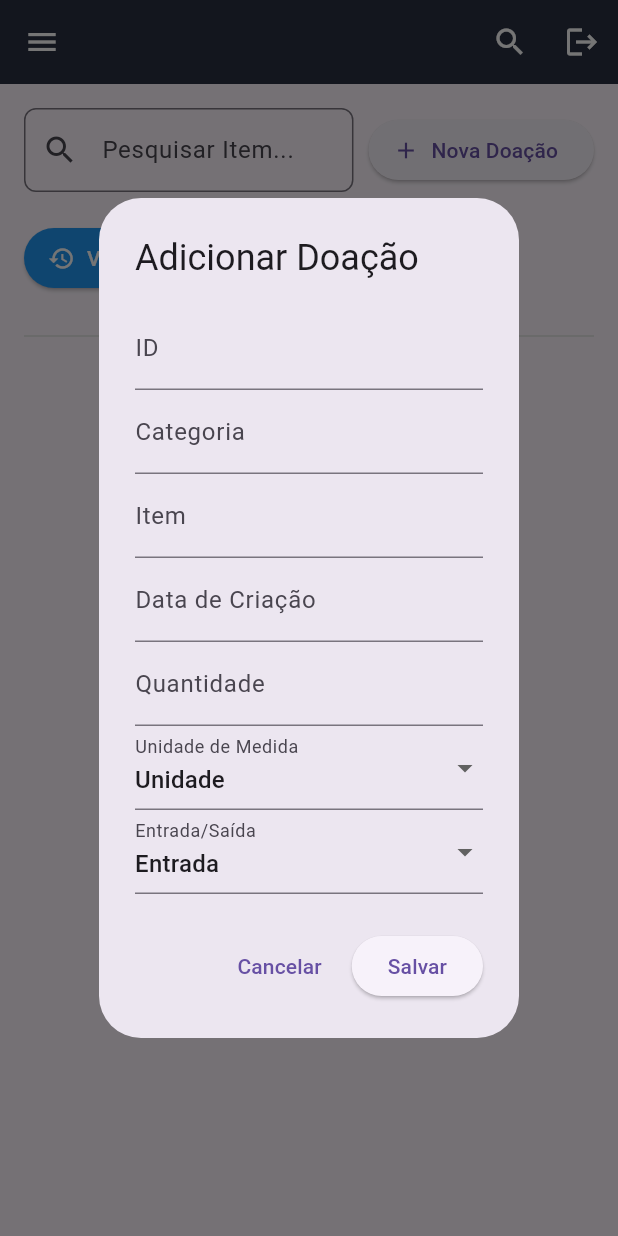
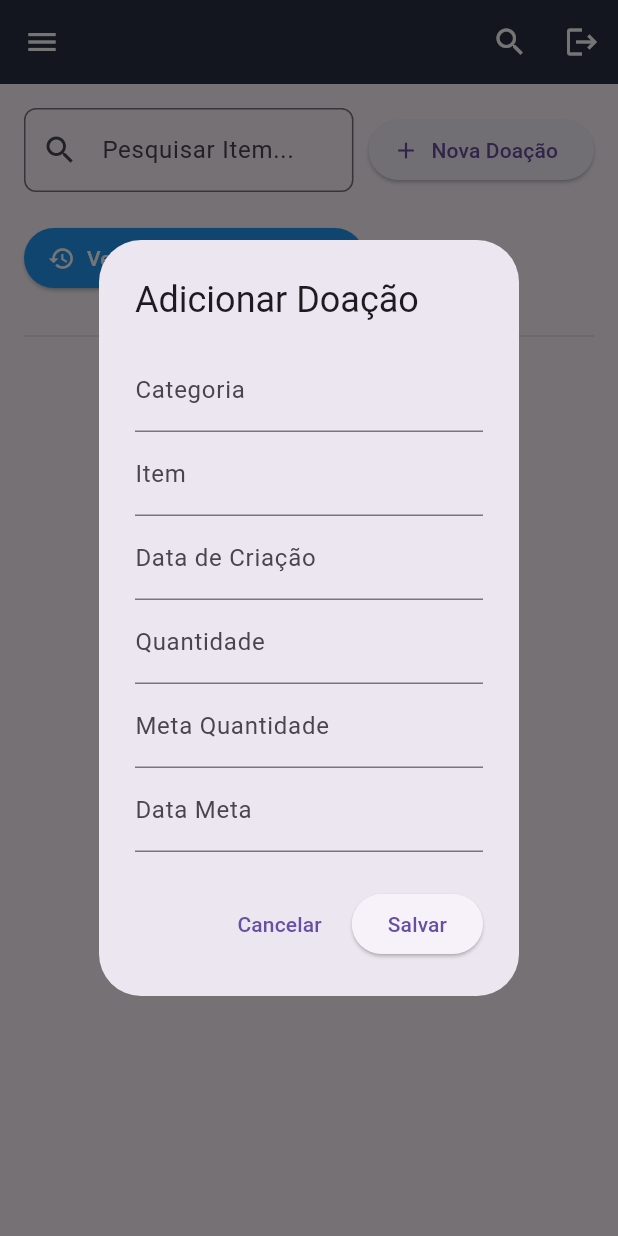
Before and after one commit to luizpassoss/Ong-mobile, a Flutter app: the DoacoesPage screen opened directly, after a tap on "Nova Doação", on a phone screen of 412 x 824 dp. Run offline on Flutter 3.47's test engine with Material 3 defaults, Android fonts, the phone set to English and light mode, and no system bars; our stand-ins replace fl_chart, shared_preferences; accounts and stored records are empty; network calls fail.

Commit message:
banco de dados na página de doações funcionando

```diff
--- a/ongconforme/lib/main.dart
+++ b/ongconforme/lib/main.dart
@@ -24,6 +24,8 @@ class MyApp extends StatelessWidget {
 }
 
 class LoginFormPage extends StatefulWidget {
+  const LoginFormPage({super.key});
+
   @override
   _LoginFormPageState createState() => _LoginFormPageState();
 }
@@ -291,6 +293,8 @@ class _LoginFormPageState extends State<LoginFormPage> {
   }
 }
 class Footer extends StatelessWidget {
+  const Footer({super.key});
+
   @override
   Widget build(BuildContext context) {
     return Padding(
@@ -309,7 +313,7 @@ class Footer extends StatelessWidget {
 class CustomAppBar extends StatelessWidget implements PreferredSizeWidget {
   final String title;
 
-  CustomAppBar({required this.title});
+  const CustomAppBar({super.key, required this.title});
 
   void _navigateToPage(BuildContext context, String page) {
     switch (page) {
@@ -441,6 +445,8 @@ class CustomAppBar extends StatelessWidget implements PreferredSizeWidget {
 
 
 class DashboardPage extends StatelessWidget {
+  const DashboardPage({super.key});
+
   Future<void> _obterToken() async {
     final prefs = await SharedPreferences.getInstance();
     String? token = prefs.getString('tokenJWT');
@@ -766,6 +772,8 @@ class DashboardPage extends StatelessWidget {
 
 
 class FamiliesPage extends StatefulWidget {
+  const FamiliesPage({super.key});
+
   @override
   _FamiliesPageState createState() => _FamiliesPageState();
 }
@@ -794,14 +802,14 @@ class _FamiliesPageState extends State<FamiliesPage> {
   // Função para mostrar o diálogo de cadastro de família
   void _showAddFamilyDialog() {
     String id = '', name = '', cpf = '';
-    final _formKey = GlobalKey<FormState>();
+    final formKey = GlobalKey<FormState>();
 
     showDialog(
       context: context,
       builder: (context) => AlertDialog(
         title: const Text('Cadastro de Família'),
         content: Form(
-          key: _formKey,
+          key: formKey,
           child: Column(
             mainAxisSize: MainAxisSize.min,
             children: [
@@ -830,8 +838,8 @@ class _FamiliesPageState extends State<FamiliesPage> {
           ),
           ElevatedButton(
             onPressed: () {
-              if (_formKey.currentState!.validate()) {
-                _formKey.currentState!.save();
+              if (formKey.currentState!.validate()) {
+                formKey.currentState!.save();
                 _addFamily(Family(id: id, name: name, cpf: cpf));
                 Navigator.of(context).pop();
               }
@@ -1060,48 +1068,52 @@ class Family {
 
 
 class Doacao {
-  String id;
+  int id;
   String categoria;
-  String item;
-  String dataCriacao;
+  String itemName;
+  String dataCreated;
   int quantidade;
-  String unidadeMedida;
-  String entradaSaida;
+  int metaQuantidade;
+  String metaDate;
 
   Doacao({
     required this.id,
     required this.categoria,
-    required this.item,
-    required this.dataCriacao,
+    required this.itemName,
+    required this.dataCreated,
     required this.quantidade,
-    required this.unidadeMedida,
-    required this.entradaSaida,
+    required this.metaQuantidade,
+    required this.metaDate,
   });
 
  factory Doacao.fromJson(Map<String, dynamic> json) {
   return Doacao(
-      id: json['id'],
-      categoria: json['categoria'],
-      item: json['item'],
-      dataCriacao: json['dataCriacao'],
-      quantidade: json['quantidade'],
-      unidadeMedida: json['unidadeMedida'],
-      entradaSaida: json['entradaSaida'],
-    );
-  }
+    id: json['id'] ?? 0,  // Define um valor padrão se `id` for `null`
+    categoria: json['categoria'] ?? 'Desconhecido',
+    itemName: json['itemName'] ?? 'Desconhecido',
+    dataCreated: json['dataCreated'] ?? 'Data Desconhecida',
+    quantidade: json['qntd'] ?? 0,
+    metaQuantidade: json['metaQntd'] ?? 0,
+    metaDate: json['metaDate'] ?? 'Data Meta Desconhecida',
+  );
+}
+
 
   Map<String, dynamic> toJson() => {
         'id': id,
         'categoria': categoria,
-        'item': item,
-        'dataCriacao': dataCriacao,
-        'quantidade': quantidade,
-        'unidadeMedida': unidadeMedida,
-        'entradaSaida': entradaSaida,
+        'itemName': itemName,
+        'dataCreated': dataCreated,
+        'qntd': quantidade,
+        'metaQntd': metaQuantidade,
+        'metaDate': metaDate,
       };
 }
 
+
 class DoacoesPage extends StatefulWidget {
+  const DoacoesPage({super.key});
+
   @override
   _DoacoesPageState createState() => _DoacoesPageState();
 }
@@ -1216,6 +1228,7 @@ class _DoacoesPageState extends State<DoacoesPage> {
         throw Exception('Erro ao editar doação');
       }
     } catch (e) {
+      // ignore: avoid_print
       print('Erro ao editar doação: $e');
     }
   }
@@ -1241,6 +1254,7 @@ class _DoacoesPageState extends State<DoacoesPage> {
         throw Exception('Erro ao atualizar quantidade');
       }
     } catch (e) {
+      // ignore: avoid_print
       print('Erro ao atualizar quantidade: $e');
     }
   }
@@ -1266,6 +1280,7 @@ class _DoacoesPageState extends State<DoacoesPage> {
         throw Exception('Erro ao atualizar meta');
       }
     } catch (e) {
+      // ignore: avoid_print
       print('Erro ao atualizar meta: $e');
     }
   }
@@ -1293,6 +1308,7 @@ class _DoacoesPageState extends State<DoacoesPage> {
         throw Exception('Erro ao remover doação');
       }
     } catch (e) {
+      // ignore: avoid_print
       print('Erro ao remover doação: $e');
     }
   }
@@ -1306,14 +1322,14 @@ class _DoacoesPageState extends State<DoacoesPage> {
     );
   }
     void _mostrarDialogoEditarDoacao(int index, Doacao doacao) {
-    final _formKey = GlobalKey<FormState>();
-    String id = doacao.id;
+    final formKey = GlobalKey<FormState>();
+    int id = doacao.id;
     String categoria = doacao.categoria;
-    String item = doacao.item;
-    String dataCriacao = doacao.dataCriacao;
+    String itemName = doacao.itemName;
+    String dataCreated = doacao.dataCreated;
     int quantidade = doacao.quantidade;
-    String unidadeMedida = doacao.unidadeMedida;
-    String entradaSaida = doacao.entradaSaida;
+    int metaQuantidade = doacao.metaQuantidade;
+    String metaDate = doacao.metaDate;
 
     showDialog(
   context: context,
@@ -1322,13 +1338,13 @@ class _DoacoesPageState extends State<DoacoesPage> {
       title: Text('Editar Doação'),
       content: SingleChildScrollView(
         child: Form(
-              key: _formKey,
+          key: formKey,
           child: Column(
             children: [
               TextFormField(
-                    initialValue: id,
+                initialValue: id.toString(), // Convertendo ID para String
                 decoration: InputDecoration(labelText: 'ID'),
-                    onSaved: (value) => id = value!,
+                onSaved: (value) => id = int.parse(value!), // Convertendo para int
                 validator: (value) => value!.isEmpty ? 'Campo obrigatório' : null,
               ),
               TextFormField(
@@ -1338,45 +1354,49 @@ class _DoacoesPageState extends State<DoacoesPage> {
                 validator: (value) => value!.isEmpty ? 'Campo obrigatório' : null,
               ),
               TextFormField(
-                    initialValue: item,
+                initialValue: itemName, // Atualizando para 'itemName'
                 decoration: InputDecoration(labelText: 'Item'),
-                    onSaved: (value) => item = value!,
+                onSaved: (value) => itemName = value!,
                 validator: (value) => value!.isEmpty ? 'Campo obrigatório' : null,
               ),
               TextFormField(
-                    initialValue: dataCriacao,
+                initialValue: dataCreated, // Atualizando para 'dataCreated'
                 decoration: InputDecoration(labelText: 'Data de Criação'),
-                    onSaved: (value) => dataCriacao = value!,
+                onSaved: (value) => dataCreated = value!,
+                validator: (value) => value!.isEmpty ? 'Campo obrigatório' : null,
+              ),
+              TextFormField(
+                initialValue: quantidade.toString(), // Convertendo para string
+                decoration: InputDecoration(labelText: 'Quantidade'),
+                keyboardType: TextInputType.number,
+                onSaved: (value) => quantidade = int.parse(value!), // Convertendo para int
                 validator: (value) => value!.isEmpty ? 'Campo obrigatório' : null,
               ),
              TextFormField(
   initialValue: quantidade.toString(),
   decoration: InputDecoration(labelText: 'Quantidade'),
   keyboardType: TextInputType.number,
-                    onSaved: (value) => quantidade = int.parse(value!),
+  onSaved: (value) {
+    if (value != null && value.isNotEmpty) {
+      quantidade = int.parse(value);
+    } else {
+      quantidade = 0; // valor padrão
+    }
+  },
   validator: (value) => value!.isEmpty ? 'Campo obrigatório' : null,
 ),
-                  DropdownButtonFormField(
-                    decoration: InputDecoration(labelText: 'Unidade de Medida'),
-                    value: unidadeMedida,
-                    items: ['Unidade', 'Kilo'].map((String value) {
-                      return DropdownMenuItem<String>(
-                        value: value,
-                        child: Text(value),
-                      );
-                    }).toList(),
-                    onChanged: (newValue) => unidadeMedida = newValue as String,
-                  ),
-                  DropdownButtonFormField(
-                    decoration: InputDecoration(labelText: 'Entrada/Saída'),
-                    value: entradaSaida,
-                    items: ['Entrada', 'Saída'].map((String value) {
-                      return DropdownMenuItem<String>(
-                        value: value,
-                        child: Text(value),
-                      );
-                    }).toList(),
-                    onChanged: (newValue) => entradaSaida = newValue as String,
+TextFormField(
+  initialValue: metaQuantidade.toString(),
+  decoration: InputDecoration(labelText: 'Meta Quantidade'),
+  keyboardType: TextInputType.number,
+  onSaved: (value) {
+    if (value != null && value.isNotEmpty) {
+      metaQuantidade = int.parse(value);
+    } else {
+      metaQuantidade = 0; // valor padrão
+    }
+  },
+  validator: (value) => value!.isEmpty ? 'Campo obrigatório' : null,
 ),
             ],
           ),
@@ -1389,16 +1409,16 @@ class _DoacoesPageState extends State<DoacoesPage> {
         ),
         ElevatedButton(
           onPressed: () {
-                if (_formKey.currentState!.validate()) {
-                  _formKey.currentState!.save();
+            if (formKey.currentState!.validate()) {
+              formKey.currentState!.save();
               final novaDoacao = Doacao(
                 id: id,
                 categoria: categoria,
-                    item: item,
-                    dataCriacao: dataCriacao,
+                itemName: itemName,
+                dataCreated: dataCreated,
                 quantidade: quantidade,
-                    unidadeMedida: unidadeMedida,
-                    entradaSaida: entradaSaida,
+                metaQuantidade: metaQuantidade, // Adicionando metaQuantidade
+                metaDate: metaDate, // Adicionando metaDate
               );
               editarDoacao(index, novaDoacao); // Chama a função de edição
               Navigator.pop(context);
@@ -1411,13 +1431,15 @@ class _DoacoesPageState extends State<DoacoesPage> {
   },
 );
 }
+
 
 
  @override
 Widget build(BuildContext context) {
   return Scaffold(
     appBar: CustomAppBar(title: ''),
-      body: Padding(
+    body: SingleChildScrollView( // Adicione SingleChildScrollView aqui
+      child: Padding(
         padding: const EdgeInsets.all(16.0),
         child: Column(
           crossAxisAlignment: CrossAxisAlignment.start,
@@ -1425,10 +1447,11 @@ class _DoacoesPageState extends State<DoacoesPage> {
             _buildSearchAndActionBar(),
             const SizedBox(height: 20),
             ElevatedButton.icon(
-              icon: Icon(Icons.history,
-              color: Colors.white,),
+              icon: Icon(Icons.history, color: Colors.white),
               label: Text(
-                'Ver Histórico de Doações',style:TextStyle(color: Colors.white) ,),
+                'Ver Histórico de Doações',
+                style: TextStyle(color: Colors.white),
+              ),
               onPressed: _navegarParaHistorico,
               style: ElevatedButton.styleFrom(
                 backgroundColor: Colors.blue,
@@ -1443,8 +1466,11 @@ class _DoacoesPageState extends State<DoacoesPage> {
           ],
         ),
       ),
-    );
-  }
+    ),
+  );
+}
+
+
 
   Widget _buildDonationsTable() {
     return _doacoes.isEmpty
@@ -1463,26 +1489,27 @@ class _DoacoesPageState extends State<DoacoesPage> {
                 DataColumn(label: Text('Item')),
                 DataColumn(label: Text('Data Criação')),
                 DataColumn(label: Text('Quantidade')),
-                DataColumn(label: Text('Unidade')),
-                DataColumn(label: Text('Entrada/Saída')),
+                DataColumn(label: Text('Meta Quantidade')),
+                DataColumn(label: Text('Data Meta')),
                 DataColumn(label: Text('Ações')),
               ],
               rows: _buildDonationRows(),
             ),
           );
   }
+
 
   List<DataRow> _buildDonationRows() {
     return List.generate(_doacoes.length, (index) {
       final doacao = _doacoes[index];
       return DataRow(cells: [
-        DataCell(Text(doacao.id)),
+        DataCell(Text(doacao.id.toString())),
         DataCell(Text(doacao.categoria)),
-        DataCell(Text(doacao.item)),
-        DataCell(Text(doacao.dataCriacao)),
+        DataCell(Text(doacao.itemName)),
+        DataCell(Text(doacao.dataCreated)),
         DataCell(Text(doacao.quantidade.toString())),
-        DataCell(Text(doacao.unidadeMedida)),
-        DataCell(Text(doacao.entradaSaida)),
+        DataCell(Text(doacao.metaQuantidade.toString())),
+        DataCell(Text(doacao.metaDate)),
         DataCell(
           Row(
             children: [
@@ -1530,11 +1557,9 @@ class _DoacoesPageState extends State<DoacoesPage> {
 
 
   void _mostrarDialogoAdicionarDoacao() {
-    final _formKey = GlobalKey<FormState>();
-    String id = '', categoria = '', item = '', dataCriacao = '';
-    int quantidade = 0;
-    String unidadeMedida = 'Unidade';
-    String entradaSaida = 'Entrada';
+    final formKey = GlobalKey<FormState>();
+    String categoria = '', itemName = '', dataCreated = '', metaDate = '';
+    int quantidade = 0, metaQuantidade = 0;
 
     showDialog(
       context: context,
@@ -1543,14 +1568,9 @@ class _DoacoesPageState extends State<DoacoesPage> {
           title: Text('Adicionar Doação'),
           content: SingleChildScrollView(
             child: Form(
-              key: _formKey,
+              key: formKey,
               child: Column(
                 children: [
-                  TextFormField(
-                    decoration: InputDecoration(labelText: 'ID'),
-                    onSaved: (value) => id = value!,
-                    validator: (value) => value!.isEmpty ? 'Campo obrigatório' : null,
-                  ),
                   TextFormField(
                     decoration: InputDecoration(labelText: 'Categoria'),
                     onSaved: (value) => categoria = value!,
@@ -1558,41 +1578,43 @@ class _DoacoesPageState extends State<DoacoesPage> {
                   ),
                   TextFormField(
                     decoration: InputDecoration(labelText: 'Item'),
-                    onSaved: (value) => item = value!,
+                    onSaved: (value) => itemName = value!,
                     validator: (value) => value!.isEmpty ? 'Campo obrigatório' : null,
                   ),
                   TextFormField(
                     decoration: InputDecoration(labelText: 'Data de Criação'),
-                    onSaved: (value) => dataCriacao = value!,
+                    onSaved: (value) => dataCreated = value!,
                     validator: (value) => value!.isEmpty ? 'Campo obrigatório' : null,
                   ),
                  TextFormField(
   decoration: InputDecoration(labelText: 'Quantidade'),
   keyboardType: TextInputType.number,
-                    onSaved: (value) => quantidade = int.parse(value!),
+  onSaved: (value) {
+    if (value != null && value.isNotEmpty) {
+      quantidade = int.parse(value);
+    } else {
+      quantidade = 0; // valor padrão
+    }
+  },
   validator: (value) => value!.isEmpty ? 'Campo obrigatório' : null,
 ),
-                  DropdownButtonFormField(
-                    decoration: InputDecoration(labelText: 'Unidade de Medida'),
-                    value: unidadeMedida,
-                    items: ['Unidade', 'Kilo'].map((String value) {
-                      return DropdownMenuItem<String>(
-                        value: value,
-                        child: Text(value),
-                      );
-                    }).toList(),
-                    onChanged: (newValue) => unidadeMedida = newValue as String,
-                  ),
-                  DropdownButtonFormField(
-                    decoration: InputDecoration(labelText: 'Entrada/Saída'),
-                    value: entradaSaida,
-                    items: ['Entrada', 'Saída'].map((String value) {
-                      return DropdownMenuItem<String>(
-                        value: value,
-                        child: Text(value),
-                      );
-                    }).toList(),
-                    onChanged: (newValue) => entradaSaida = newValue as String,
+TextFormField(
+  decoration: InputDecoration(labelText: 'Meta Quantidade'),
+  keyboardType: TextInputType.number,
+  onSaved: (value) {
+    if (value != null && value.isNotEmpty) {
+      metaQuantidade = int.parse(value);
+    } else {
+      metaQuantidade = 0; // valor padrão
+    }
+  },
+  validator: (value) => value!.isEmpty ? 'Campo obrigatório' : null,
+),
+
+                  TextFormField(
+                    decoration: InputDecoration(labelText: 'Data Meta'),
+                    onSaved: (value) => metaDate = value!,
+                    validator: (value) => value!.isEmpty ? 'Campo obrigatório' : null,
                   ),
                 ],
               ),
@@ -1605,16 +1627,16 @@ class _DoacoesPageState extends State<DoacoesPage> {
             ),
             ElevatedButton(
               onPressed: () {
-                if (_formKey.currentState!.validate()) {
-                  _formKey.currentState!.save();
+                if (formKey.currentState!.validate()) {
+                  formKey.currentState!.save();
                   adicionarDoacao(Doacao(
-                    id: id,
+                    id: _doacoes.length + 1,
                     categoria: categoria,
-                    item: item,
-                    dataCriacao: dataCriacao,
+                    itemName: itemName,
+                    dataCreated: dataCreated,
                     quantidade: quantidade,
-                    unidadeMedida: unidadeMedida,
-                    entradaSaida: entradaSaida,
+                    metaQuantidade: metaQuantidade,
+                    metaDate: metaDate,
                   ));
                   Navigator.pop(context);
                 }
@@ -1627,14 +1649,13 @@ class _DoacoesPageState extends State<DoacoesPage> {
     );
   }
 }
-
 
 
 // Página de histórico de doações
 class HistoricoDoacoesPage extends StatelessWidget {
   final List<Doacao> doacoes;
 
-  HistoricoDoacoesPage({required this.doacoes});
+  const HistoricoDoacoesPage({super.key, required this.doacoes});
 
   @override
  Widget build(BuildContext context) {
```
Lines whose indentation alone changed are shown as unchanged.
